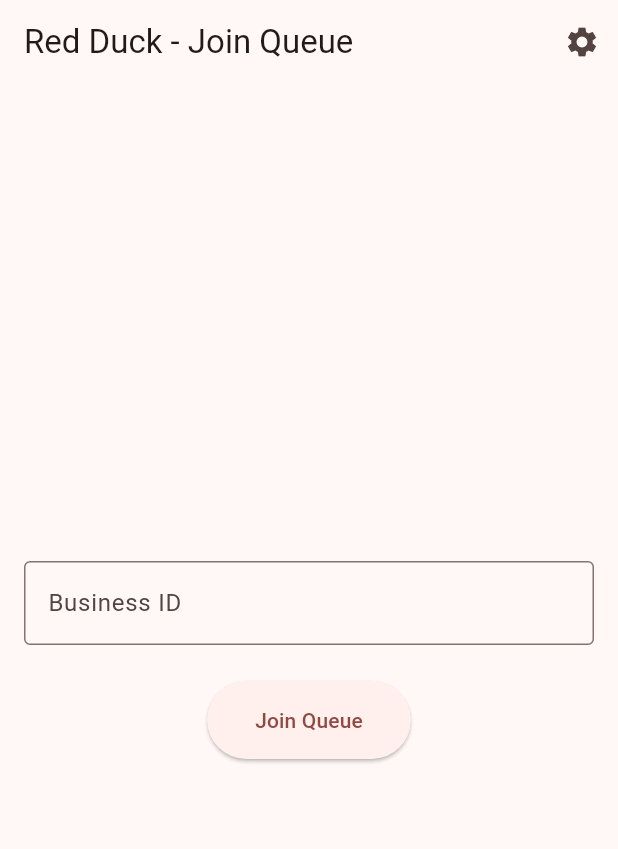
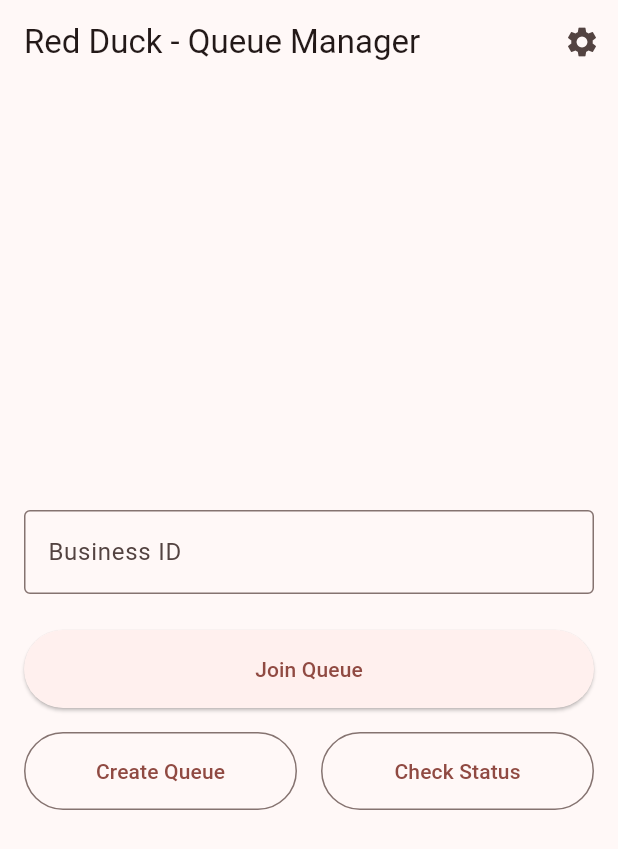
Before and after one commit to JordanScarrott/virtual-queue-ui, a Flutter app: the screen it shows after launch, on a phone screen of 412 x 824 dp. Shown: the top 849 px of the screen. Run offline on Flutter 3.47's test engine with Material 3 defaults, Android fonts, the phone set to English and light mode, and no system bars; our stand-ins replace dio, equatable, flutter_bloc.

Commit message:
Add Create, Leave, and Check Queue functionality
- Domain: Added createQueue, leaveQueue, getQueue to QueueRepository.
- Data: Implemented new methods in QueueRepositoryImpl using specified endpoints.
- BLoC: Added events and states for creating, leaving, and checking queues. Updated QueueBloc.
- UI: Added 'Create Queue' and 'Check Status' buttons to JoinQueuePage. Implemented 'Leave Queue' in QueueStatusPage.
- Verified with unit tests.

Co-authored-by: JordanScarrott <17553446+JordanScarrott@users.noreply.github.com>

```diff
--- a/lib/features/queue/domain/repositories/queue_repository.dart
+++ b/lib/features/queue/domain/repositories/queue_repository.dart
@@ -3,4 +3,7 @@ import '../entities/queue_status.dart';
 abstract class QueueRepository {
   Future<QueueStatus> joinQueue({required String businessId, required String userId});
   Future<QueueStatus> getQueueStatus({required String businessId, required String userId});
+  Future<void> createQueue(String businessId);
+  Future<void> leaveQueue({required String businessId, required String userId});
+  Future<Map<String, dynamic>> getQueue(String businessId);
 }
--- a/lib/features/queue/presentation/bloc/queue_event.dart
+++ b/lib/features/queue/presentation/bloc/queue_event.dart
@@ -17,6 +17,26 @@ class JoinQueue extends QueueEvent {
   List<Object> get props => [businessId, userId];
 }
 
+class CreateQueue extends QueueEvent {
+  final String businessId;
+
+  const CreateQueue(this.businessId);
+
+  @override
+  List<Object> get props => [businessId];
+}
+
+class LeaveQueue extends QueueEvent {}
+
+class CheckQueue extends QueueEvent {
+  final String businessId;
+
+  const CheckQueue(this.businessId);
+
+  @override
+  List<Object> get props => [businessId];
+}
+
 class PollQueueStatus extends QueueEvent {
   const PollQueueStatus();
 }
--- a/lib/features/queue/presentation/bloc/queue_state.dart
+++ b/lib/features/queue/presentation/bloc/queue_state.dart
@@ -28,6 +28,27 @@ final class QueueJoined extends QueueState {
   List<Object> get props => [position, status, businessId, userId];
 }
 
+final class QueueCreated extends QueueState {
+  final String businessId;
+
+  const QueueCreated(this.businessId);
+
+  @override
+  List<Object> get props => [businessId];
+}
+
+final class QueueInfoLoaded extends QueueState {
+  final Map<String, dynamic> queueInfo;
+  final String businessId;
+
+  const QueueInfoLoaded(this.queueInfo, this.businessId);
+
+  @override
+  List<Object> get props => [queueInfo, businessId];
+}
+
+final class QueueLeft extends QueueState {}
+
 final class QueueError extends QueueState {
   final String message;
 
--- a/lib/features/queue/presentation/pages/join_queue_page.dart
+++ b/lib/features/queue/presentation/pages/join_queue_page.dart
@@ -68,11 +68,31 @@ class _JoinQueuePageState extends State<JoinQueuePage> {
     );
   }
 
+  void _showQueueInfoDialog(BuildContext context, Map<String, dynamic> info) {
+    showDialog(
+      context: context,
+      builder: (context) {
+        return AlertDialog(
+          title: const Text('Queue Info'),
+          content: SingleChildScrollView(
+            child: Text(info.toString()),
+          ),
+          actions: [
+            TextButton(
+              onPressed: () => Navigator.pop(context),
+              child: const Text('Close'),
+            ),
+          ],
+        );
+      },
+    );
+  }
+
   @override
   Widget build(BuildContext context) {
     return Scaffold(
       appBar: AppBar(
-        title: const Text('Red Duck - Join Queue'),
+        title: const Text('Red Duck - Queue Manager'),
         actions: [
           IconButton(
             icon: const Icon(Icons.settings),
@@ -82,23 +102,21 @@ class _JoinQueuePageState extends State<JoinQueuePage> {
         ],
       ),
       body: BlocListener<QueueBloc, QueueState>(
-        listenWhen: (previous, current) =>
-            previous is! QueueJoined && current is QueueJoined,
         listener: (context, state) {
           if (state is QueueJoined) {
             Navigator.of(context).push(
               MaterialPageRoute(builder: (_) => const QueueStatusPage()),
             );
-          }
-        },
-        child: BlocListener<QueueBloc, QueueState>(
-          listenWhen: (previous, current) =>
-              previous is! QueueError && current is QueueError,
-          listener: (context, state) {
-            if (state is QueueError) {
+          } else if (state is QueueError) {
             ScaffoldMessenger.of(context).showSnackBar(
               SnackBar(content: Text(state.message)),
             );
+          } else if (state is QueueCreated) {
+             ScaffoldMessenger.of(context).showSnackBar(
+              SnackBar(content: Text('Queue "${state.businessId}" created successfully!')),
+            );
+          } else if (state is QueueInfoLoaded) {
+            _showQueueInfoDialog(context, state.queueInfo);
           }
         },
         child: Padding(
@@ -120,7 +138,11 @@ class _JoinQueuePageState extends State<JoinQueuePage> {
                   if (state is QueueLoading) {
                     return const CircularProgressIndicator();
                   }
-                  return ElevatedButton(
+                  return Column(
+                    children: [
+                       SizedBox(
+                        width: double.infinity,
+                        child: ElevatedButton(
                           onPressed: () {
                             final businessId = _businessIdController.text;
                             if (businessId.isNotEmpty) {
@@ -133,9 +155,50 @@ class _JoinQueuePageState extends State<JoinQueuePage> {
                             }
                           },
                           style: ElevatedButton.styleFrom(
-                      padding: const EdgeInsets.symmetric(horizontal: 32, vertical: 16),
+                            padding: const EdgeInsets.all(16),
                           ),
                           child: const Text('Join Queue'),
+                        ),
+                      ),
+                      const SizedBox(height: 16),
+                      Row(
+                        children: [
+                          Expanded(
+                            child: OutlinedButton(
+                              onPressed: () {
+                                final businessId = _businessIdController.text;
+                                if (businessId.isNotEmpty) {
+                                  context.read<QueueBloc>().add(
+                                    CreateQueue(businessId),
+                                  );
+                                }
+                              },
+                               style: OutlinedButton.styleFrom(
+                                padding: const EdgeInsets.all(16),
+                              ),
+                              child: const Text('Create Queue'),
+                            ),
+                          ),
+                          const SizedBox(width: 16),
+                          Expanded(
+                            child: OutlinedButton(
+                              onPressed: () {
+                                final businessId = _businessIdController.text;
+                                if (businessId.isNotEmpty) {
+                                  context.read<QueueBloc>().add(
+                                    CheckQueue(businessId),
+                                  );
+                                }
+                              },
+                               style: OutlinedButton.styleFrom(
+                                padding: const EdgeInsets.all(16),
+                              ),
+                              child: const Text('Check Status'),
+                            ),
+                          ),
+                        ],
+                      ),
+                    ],
                   );
                 },
               ),
@@ -143,7 +206,6 @@ class _JoinQueuePageState extends State<JoinQueuePage> {
           ),
         ),
       ),
-      ),
     );
   }
 }
```
Also changed, not shown: lib/features/queue/data/repositories/queue_repository_impl.dart (+37 -0 lines), lib/features/queue/presentation/bloc/queue_bloc.dart (+56 -3 lines), lib/features/queue/presentation/pages/queue_status_page.dart (+9 -3 lines). Lines whose indentation alone changed are shown as unchanged.
